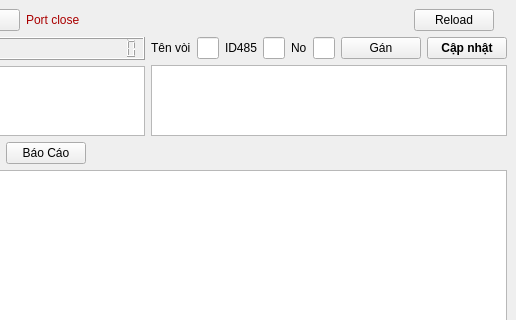
This is mainwindow.ui in mrblam/uart_log_qt as Qt 5 draws it before an edit; both pictures show x 147 to 663 and y 0 to 320 of the 663 by 450 pixel window. The edited form follows.
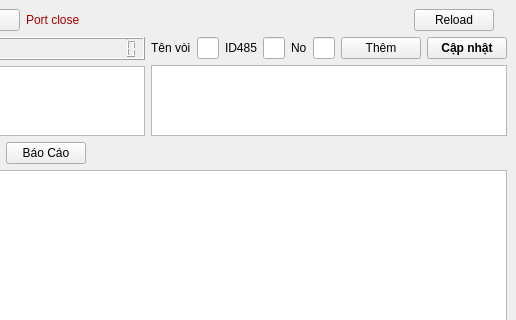
This is the edited form.

Diff of the .ui file:
```diff
--- a/mainwindow.ui
+++ b/mainwindow.ui
@@ -147,7 +147,7 @@
         <item>
          <layout class="QVBoxLayout" name="verticalLayout_2">
           <item>
-           <layout class="QHBoxLayout" name="horizontalLayout_4">
+           <layout class="QHBoxLayout" name="horizontalLayout_4" stretch="0,0,0,0,0,0,0,0">
             <item>
              <widget class="QLabel" name="nozz">
               <property name="text">
@@ -188,7 +188,7 @@
             <item>
              <widget class="QPushButton" name="assignNozzle">
               <property name="text">
-               <string>Gán</string>
+               <string>Thêm</string>
               </property>
              </widget>
             </item>
```
Left out of the diff: 16 changed lines with no effect on the pictures.
